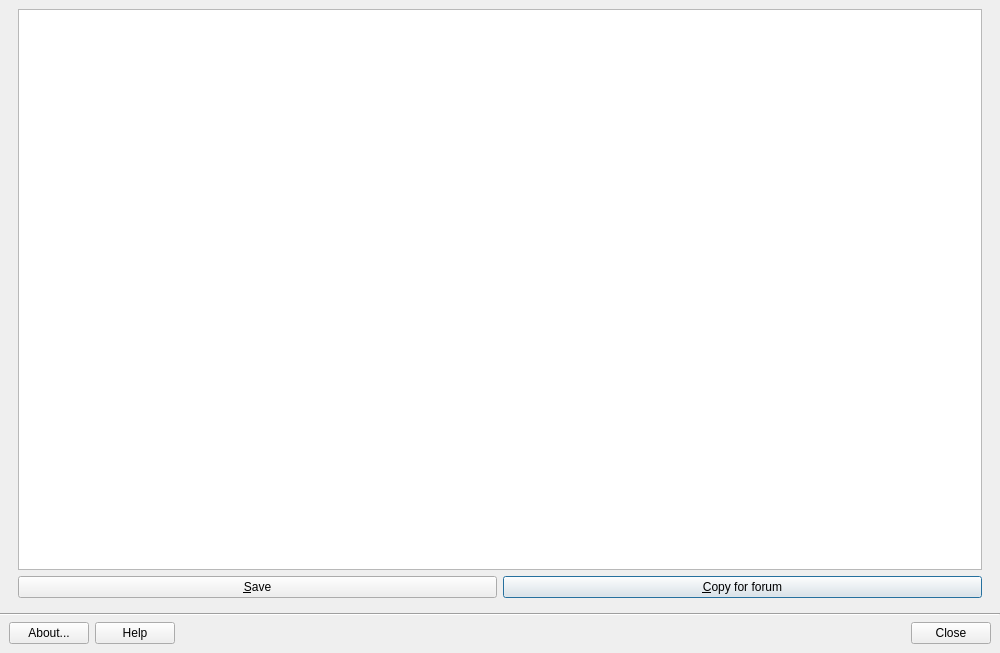
Above: mainwindow.ui from MX-Linux/quick-system-info-gui before the change. Below: the same form after it.
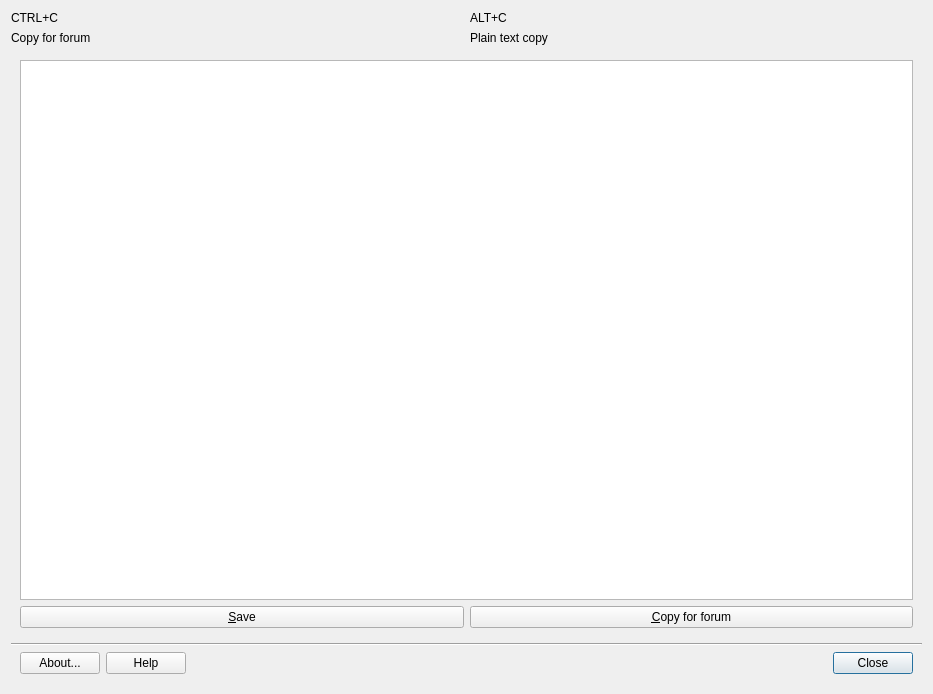
That is the form after the change. Icons and pictures are not drawn.

Commit message: add usage labels

```diff
--- a/mainwindow.ui
+++ b/mainwindow.ui
@@ -6,8 +6,8 @@
    <rect>
     <x>0</x>
     <y>0</y>
-    <width>1000</width>
-    <height>653</height>
+    <width>933</width>
+    <height>694</height>
    </rect>
   </property>
   <property name="sizePolicy">
@@ -42,19 +42,150 @@
    <bool>false</bool>
   </property>
   <layout class="QGridLayout" name="gridLayout_4">
-   <property name="leftMargin">
-    <number>0</number>
-   </property>
-   <property name="topMargin">
-    <number>0</number>
-   </property>
-   <property name="rightMargin">
-    <number>0</number>
-   </property>
-   <property name="bottomMargin">
-    <number>0</number>
-   </property>
-   <item row="4" column="0" colspan="2">
+   <item row="0" column="0">
+    <layout class="QGridLayout" name="gridLayout_2">
+     <item row="0" column="1">
+      <widget class="QLabel" name="label_2">
+       <property name="text">
+        <string>ALT+C</string>
+       </property>
+      </widget>
+     </item>
+     <item row="1" column="0">
+      <widget class="QLabel" name="label_3">
+       <property name="text">
+        <string>Copy for forum</string>
+       </property>
+      </widget>
+     </item>
+     <item row="0" column="0">
+      <widget class="QLabel" name="label">
+       <property name="text">
+        <string>CTRL+C</string>
+       </property>
+      </widget>
+     </item>
+     <item row="1" column="1">
+      <widget class="QLabel" name="label_4">
+       <property name="text">
+        <string>Plain text copy</string>
+       </property>
+      </widget>
+     </item>
+    </layout>
+   </item>
+   <item row="1" column="0">
+    <widget class="QWidget" name="widget" native="true">
+     <property name="sizePolicy">
+      <sizepolicy hsizetype="Preferred" vsizetype="Preferred">
+       <horstretch>0</horstretch>
+       <verstretch>0</verstretch>
+      </sizepolicy>
+     </property>
+     <property name="minimumSize">
+      <size>
+       <width>0</width>
+       <height>0</height>
+      </size>
+     </property>
+     <property name="baseSize">
+      <size>
+       <width>800</width>
+       <height>500</height>
+      </size>
+     </property>
+     <property name="styleSheet">
+      <string notr="true">QTabBar::tab { height: 30px; width: 326px; } </string>
+     </property>
+     <layout class="QGridLayout" name="gridLayout_3">
+      <item row="0" column="0">
+       <layout class="QGridLayout" name="gridLayout">
+        <item row="0" column="0" colspan="2">
+         <widget class="QPlainTextEdit" name="textSysInfo">
+          <property name="sizePolicy">
+           <sizepolicy hsizetype="Preferred" vsizetype="MinimumExpanding">
+            <horstretch>0</horstretch>
+            <verstretch>0</verstretch>
+           </sizepolicy>
+          </property>
+          <property name="minimumSize">
+           <size>
+            <width>0</width>
+            <height>0</height>
+           </size>
+          </property>
+          <property name="maximumSize">
+           <size>
+            <width>16777215</width>
+            <height>16777215</height>
+           </size>
+          </property>
+          <property name="baseSize">
+           <size>
+            <width>800</width>
+            <height>500</height>
+           </size>
+          </property>
+          <property name="font">
+           <font>
+            <family>Monospace</family>
+           </font>
+          </property>
+          <property name="contextMenuPolicy">
+           <enum>Qt::DefaultContextMenu</enum>
+          </property>
+          <property name="readOnly">
+           <bool>true</bool>
+          </property>
+         </widget>
+        </item>
+        <item row="1" column="0">
+         <widget class="QPushButton" name="pushSave">
+          <property name="toolTip">
+           <string>Save the system information to a text file.</string>
+          </property>
+          <property name="text">
+           <string>&amp;Save</string>
+          </property>
+          <property name="icon">
+           <iconset theme="document-save">
+            <normaloff>.</normaloff>.</iconset>
+          </property>
+         </widget>
+        </item>
+        <item row="1" column="1">
+         <widget class="QPushButton" name="ButtonCopy">
+          <property name="toolTip">
+           <string>Copy the system information to the clipboard, encased in [CODE][/CODE] tags ready to use in a forum post.</string>
+          </property>
+          <property name="text">
+           <string>&amp;Copy for forum</string>
+          </property>
+          <property name="icon">
+           <iconset theme="edit-copy">
+            <normaloff>.</normaloff>.</iconset>
+          </property>
+          <property name="shortcut">
+           <string>C</string>
+          </property>
+          <property name="default">
+           <bool>true</bool>
+          </property>
+         </widget>
+        </item>
+       </layout>
+      </item>
+     </layout>
+    </widget>
+   </item>
+   <item row="2" column="0">
+    <widget class="Line" name="line_2">
+     <property name="orientation">
+      <enum>Qt::Horizontal</enum>
+     </property>
+    </widget>
+   </item>
+   <item row="3" column="0">
     <layout class="QGridLayout" name="buttonBar">
      <property name="leftMargin">
       <number>9</number>
@@ -202,127 +333,6 @@
      </item>
     </layout>
    </item>
-   <item row="0" column="0" colspan="2">
-    <layout class="QGridLayout" name="gridLayout_2">
-     <property name="leftMargin">
-      <number>9</number>
-     </property>
-     <property name="rightMargin">
-      <number>9</number>
-     </property>
-     <item row="0" column="0" colspan="2">
-      <widget class="QWidget" name="widget" native="true">
-       <property name="sizePolicy">
-        <sizepolicy hsizetype="Preferred" vsizetype="Preferred">
-         <horstretch>0</horstretch>
-         <verstretch>0</verstretch>
-        </sizepolicy>
-       </property>
-       <property name="minimumSize">
-        <size>
-         <width>0</width>
-         <height>0</height>
-        </size>
-       </property>
-       <property name="baseSize">
-        <size>
-         <width>800</width>
-         <height>500</height>
-        </size>
-       </property>
-       <property name="styleSheet">
-        <string notr="true">QTabBar::tab { height: 30px; width: 326px; } </string>
-       </property>
-       <layout class="QGridLayout" name="gridLayout_3">
-        <item row="0" column="0">
-         <layout class="QGridLayout" name="gridLayout">
-          <item row="0" column="0" colspan="2">
-           <widget class="QPlainTextEdit" name="textSysInfo">
-            <property name="sizePolicy">
-             <sizepolicy hsizetype="Preferred" vsizetype="MinimumExpanding">
-              <horstretch>0</horstretch>
-              <verstretch>0</verstretch>
-             </sizepolicy>
-            </property>
-            <property name="minimumSize">
-             <size>
-              <width>0</width>
-              <height>0</height>
-             </size>
-            </property>
-            <property name="maximumSize">
-             <size>
-              <width>16777215</width>
-              <height>16777215</height>
-             </size>
-            </property>
-            <property name="baseSize">
-             <size>
-              <width>800</width>
-              <height>500</height>
-             </size>
-            </property>
-            <property name="font">
-             <font>
-              <family>Monospace</family>
-             </font>
-            </property>
-            <property name="contextMenuPolicy">
-             <enum>Qt::DefaultContextMenu</enum>
-            </property>
-            <property name="readOnly">
-             <bool>true</bool>
-            </property>
-           </widget>
-          </item>
-          <item row="1" column="1">
-           <widget class="QPushButton" name="ButtonCopy">
-            <property name="toolTip">
-             <string>Copy the system information to the clipboard, encased in [CODE][/CODE] tags ready to use in a forum post.</string>
-            </property>
-            <property name="text">
-             <string>&amp;Copy for forum</string>
-            </property>
-            <property name="icon">
-             <iconset theme="edit-copy">
-              <normaloff>.</normaloff>.</iconset>
-            </property>
-            <property name="shortcut">
-             <string>C</string>
-            </property>
-            <property name="default">
-             <bool>true</bool>
-            </property>
-           </widget>
-          </item>
-          <item row="1" column="0">
-           <widget class="QPushButton" name="pushSave">
-            <property name="toolTip">
-             <string>Save the system information to a text file.</string>
-            </property>
-            <property name="text">
-             <string>&amp;Save</string>
-            </property>
-            <property name="icon">
-             <iconset theme="document-save">
-              <normaloff>.</normaloff>.</iconset>
-            </property>
-           </widget>
-          </item>
-         </layout>
-        </item>
-       </layout>
-      </widget>
-     </item>
-    </layout>
-   </item>
-   <item row="1" column="0" colspan="2">
-    <widget class="Line" name="line_2">
-     <property name="orientation">
-      <enum>Qt::Horizontal</enum>
-     </property>
-    </widget>
-   </item>
   </layout>
  </widget>
  <resources/>
```
